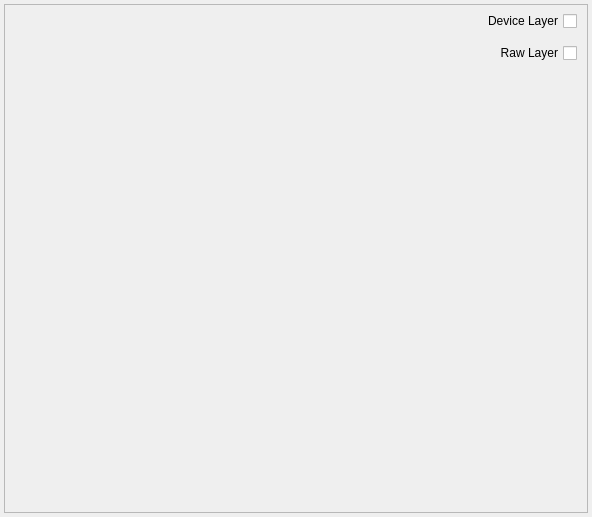
Old version of the form src/components/projectconfig/projectconfig.ui in the repository GENIVI/CANdevStudio.
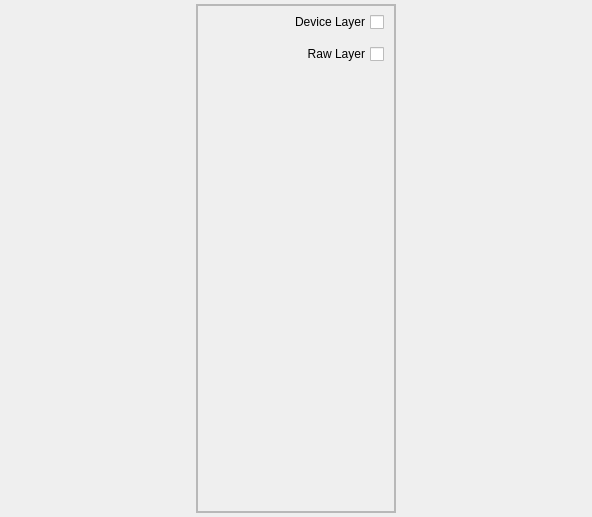
New version of the form. Icons and pictures are not drawn. Custom widgets are drawn as their Qt base class.

Commit message:
ScrollArea implementation in ProjectConfig ui (#107)
* ScrollArea implementation in ProjectConfig ui
* Small tweak to default size and scrollbar size

```diff
--- a/src/components/projectconfig/projectconfig.ui
+++ b/src/components/projectconfig/projectconfig.ui
@@ -46,6 +46,57 @@
     <number>4</number>
    </property>
    <item>
+    <widget class="QScrollArea" name="scrollArea">
+     <property name="minimumSize">
+      <size>
+       <width>200</width>
+       <height>0</height>
+      </size>
+     </property>
+     <property name="maximumSize">
+      <size>
+       <width>200</width>
+       <height>16777215</height>
+      </size>
+     </property>
+     <property name="styleSheet">
+      <string notr="true">QScrollBar:vertical { width: 5px; }</string>
+     </property>
+     <property name="horizontalScrollBarPolicy">
+      <enum>Qt::ScrollBarAlwaysOff</enum>
+     </property>
+     <property name="sizeAdjustPolicy">
+      <enum>QAbstractScrollArea::AdjustToContents</enum>
+     </property>
+     <property name="widgetResizable">
+      <bool>true</bool>
+     </property>
+     <widget class="QWidget" name="scrollAreaWidgetContents">
+      <property name="geometry">
+       <rect>
+        <x>0</x>
+        <y>0</y>
+        <width>196</width>
+        <height>505</height>
+       </rect>
+      </property>
+      <layout class="QHBoxLayout" name="horizontalLayout">
+       <property name="spacing">
+        <number>0</number>
+       </property>
+       <property name="leftMargin">
+        <number>0</number>
+       </property>
+       <property name="topMargin">
+        <number>0</number>
+       </property>
+       <property name="rightMargin">
+        <number>0</number>
+       </property>
+       <property name="bottomMargin">
+        <number>0</number>
+       </property>
+       <item>
     <widget class="DragWidget" name="frame">
      <property name="minimumSize">
       <size>
@@ -159,13 +210,17 @@
         </property>
         <property name="sizeHint" stdset="0">
          <size>
-          <width>20</width>
-          <height>40</height>
+              <width>17</width>
+              <height>410</height>
          </size>
         </property>
        </spacer>
       </item>
      </layout>
+        </widget>
+       </item>
+      </layout>
+     </widget>
     </widget>
    </item>
   </layout>
```
Lines whose indentation alone changed are shown as unchanged. The commit also changes 1 other file.
